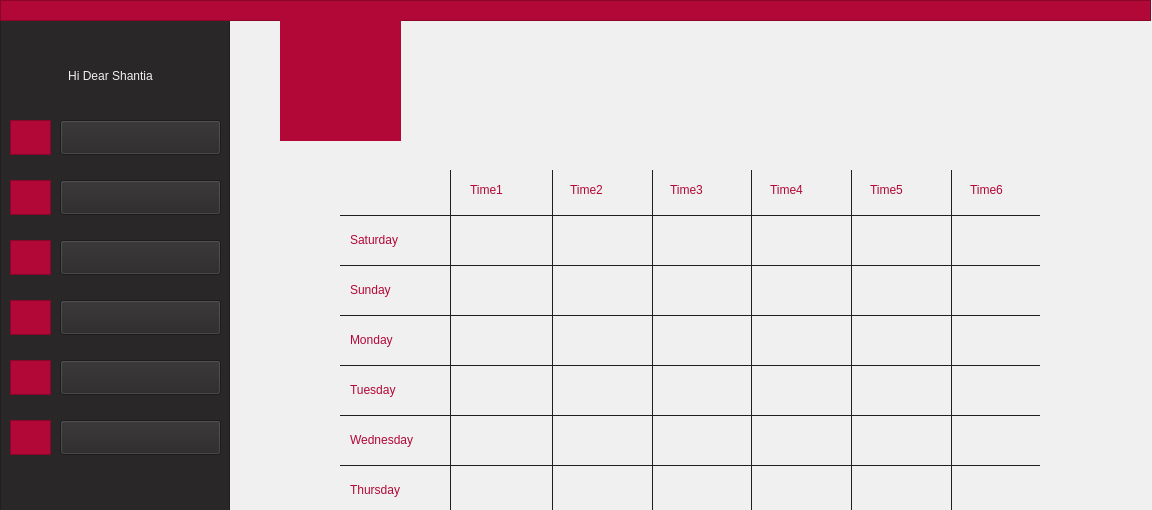
First picture: the form in studentweeklyschedule.ui, repository SoltaniShantia/AP-Project, before the edit; both pictures show x 0 to 1152 and y 0 to 510 of the 1152 by 768 pixel window.
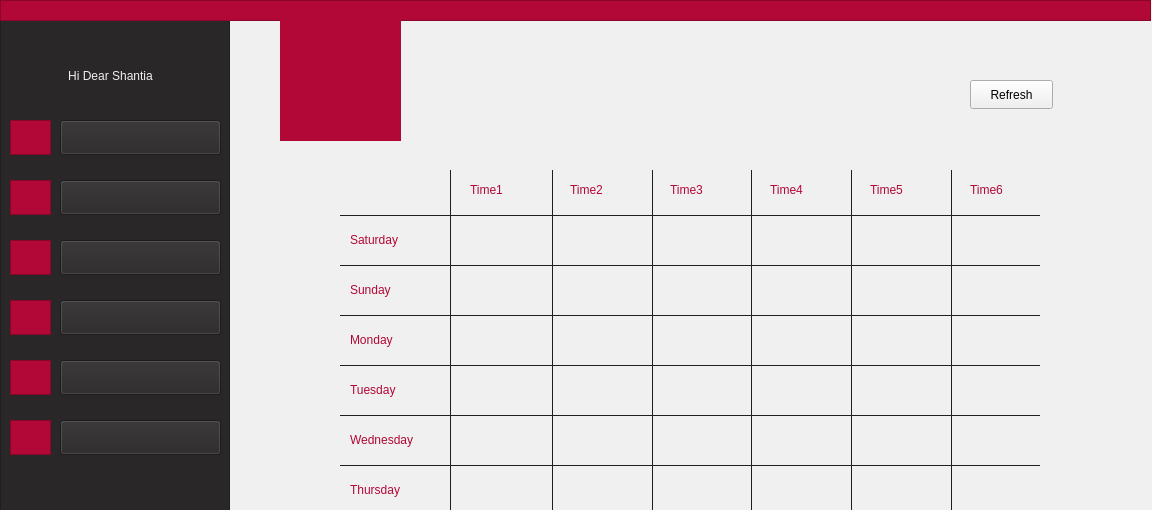
Second picture: the form after the edit. Icons and pictures are not drawn.

```diff
--- a/studentweeklyschedule.ui
+++ b/studentweeklyschedule.ui
@@ -472,7 +472,7 @@
    <widget class="QLabel" name="label_6">
     <property name="geometry">
      <rect>
-      <x>90</x>
+      <x>95</x>
       <y>290</y>
       <width>111</width>
       <height>20</height>
@@ -489,7 +489,7 @@
    <widget class="QLabel" name="label_13">
     <property name="geometry">
      <rect>
-      <x>80</x>
+      <x>90</x>
       <y>350</y>
       <width>121</width>
       <height>20</height>
@@ -506,7 +506,7 @@
    <widget class="QLabel" name="label_14">
     <property name="geometry">
      <rect>
-      <x>70</x>
+      <x>80</x>
       <y>410</y>
       <width>141</width>
       <height>20</height>
@@ -1836,6 +1836,19 @@
     <enum>QFrame::Raised</enum>
    </property>
   </widget>
+  <widget class="QPushButton" name="refreshButton">
+   <property name="geometry">
+    <rect>
+     <x>970</x>
+     <y>80</y>
+     <width>83</width>
+     <height>29</height>
+    </rect>
+   </property>
+   <property name="text">
+    <string>Refresh</string>
+   </property>
+  </widget>
   <zorder>frame_2</zorder>
   <zorder>label_16</zorder>
   <zorder>frame</zorder>
```
Left out of the diff: 171 changed lines with no effect on the pictures.
